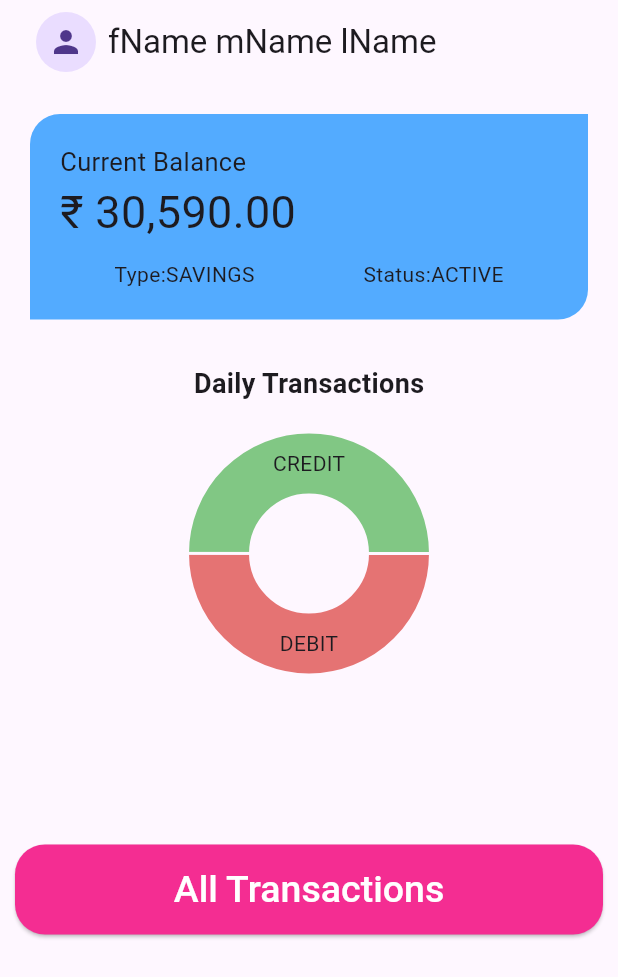
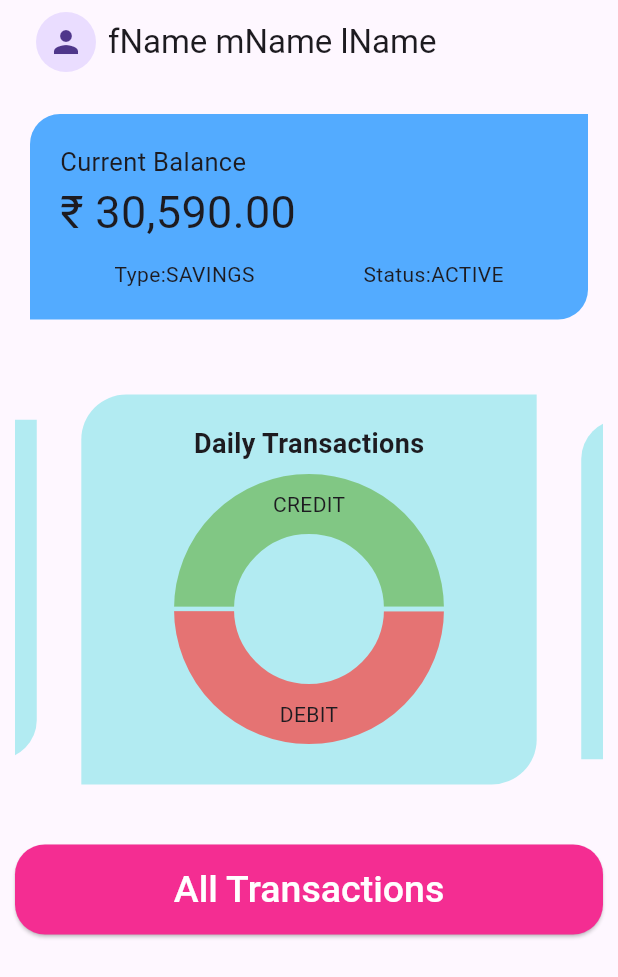
Before and after one commit to AnandhuA/TransactionsApp, a Flutter app: the HomeScreen screen opened directly, on a phone screen of 412 x 824 dp. Shown: the top 977 px of the screen. Run offline on Flutter 3.47's test engine with Material 3 defaults, Android fonts, the phone set to English and light mode, and no system bars; drawn by our look-alikes of carousel_slider, fl_chart; our stand-ins replace firebase_auth, firebase_core, flutter_bloc, lottie, shimmer; accounts and stored records are empty.

Commit message:
chart CarouselSlider added

```diff
--- a/lib/data/bloc/featch_details/featch_details_bloc.dart
+++ b/lib/data/bloc/featch_details/featch_details_bloc.dart
@@ -80,13 +80,13 @@ class FeatchDetailsBloc extends Bloc<FeatchDetailsEvent, FeatchDetailsState> {
             value: totalMonthlyDebitAmount /
                 (totalMonthlyDebitAmount + totalMonthlyCreditAmount),
             title: 'DEBIT',
-            color: Colors.red.shade300,
+            color: Colors.deepOrangeAccent,
           ),
           PieChartSectionData(
             value: totalMonthlyCreditAmount /
                 (totalMonthlyDebitAmount + totalMonthlyCreditAmount),
             title: 'CREDIT',
-            color: Colors.green.shade300,
+            color: Colors.purple.shade300,
           ),
         ];
 
@@ -114,13 +114,13 @@ class FeatchDetailsBloc extends Bloc<FeatchDetailsEvent, FeatchDetailsState> {
             value: totalYearlyDebitAmount /
                 (totalYearlyDebitAmount + totalYearlyCreditAmount),
             title: 'DEBIT',
-            color: Colors.red.shade300,
+            color: Colors.pink.shade300,
           ),
           PieChartSectionData(
             value: totalYearlyCreditAmount /
                 (totalYearlyDebitAmount + totalYearlyCreditAmount),
             title: 'CREDIT',
-            color: Colors.green.shade300,
+            color: Colors.blue.shade300,
           ),
         ];
 
@@ -132,7 +132,6 @@ class FeatchDetailsBloc extends Bloc<FeatchDetailsEvent, FeatchDetailsState> {
           monthlyPieChartSections: monthlyPieChartSections,
           yearlyPieChartSections: yearlyPieChartSections,
           totalAmount: totalAmount,
-
         ));
       } else {
         return emit(FeatchDetailsErrorState());
--- a/lib/main.dart
+++ b/lib/main.dart
@@ -4,8 +4,6 @@ import 'package:flutter_bloc/flutter_bloc.dart';
 import 'package:transaction_app/data/bloc/autentication/authentication_bloc.dart';
 import 'package:transaction_app/data/bloc/featch_details/featch_details_bloc.dart';
 import 'package:transaction_app/firebase_options.dart';
-import 'package:transaction_app/screens/home_screen.dart';
-
 import 'package:transaction_app/screens/intro_screen.dart';
 
 void main() async {
@@ -30,7 +28,7 @@ class MyApp extends StatelessWidget {
       ],
       child: const MaterialApp(
         debugShowCheckedModeBanner: false,
-        home: HomeScreen(),
+        home: IntroScreen(),
       ),
     );
   }
--- a/lib/screens/widgets/chart_widget.dart
+++ b/lib/screens/widgets/chart_widget.dart
@@ -3,9 +3,9 @@ import 'package:flutter/material.dart';
 import 'package:fl_chart/fl_chart.dart';
 
 class ChartWidget extends StatelessWidget {
-  final List<PieChartSectionData>  dailyPieChartSections;
-  final List<PieChartSectionData>  monthlyPieChartSections;
-  final List<PieChartSectionData>  yearlyPieChartSections;
+  final List<PieChartSectionData> dailyPieChartSections;
+  final List<PieChartSectionData> monthlyPieChartSections;
+  final List<PieChartSectionData> yearlyPieChartSections;
   const ChartWidget({
     super.key,
     required this.dailyPieChartSections,
@@ -19,15 +19,14 @@ class ChartWidget extends StatelessWidget {
       height: 300,
       child: CarouselSlider(
         options: CarouselOptions(
-          height: 300,
-          aspectRatio: 16 / 9,
+          height: 260,
           viewportFraction: 0.8,
           initialPage: 0,
           enableInfiniteScroll: true,
           reverse: false,
-          autoPlay: false,
-          autoPlayInterval: const Duration(seconds: 3),
-          autoPlayAnimationDuration: const Duration(milliseconds: 800),
+          autoPlay: true,
+          autoPlayInterval: const Duration(seconds: 4),
+          autoPlayAnimationDuration: const Duration(milliseconds: 1000),
           autoPlayCurve: Curves.fastOutSlowIn,
           enlargeCenterPage: true,
           scrollDirection: Axis.horizontal,
@@ -51,25 +50,40 @@ class ChartWidget extends StatelessWidget {
     );
   }
 
-  Widget _buildPieChart(List<PieChartSectionData> sections, String title) {
+  Widget _buildPieChart(
+    List<PieChartSectionData> sections,
+    String title,
+  ) {
     return Container(
-      width: 300,
+      padding: const EdgeInsets.all(20),
+      decoration: BoxDecoration(
+        color: Colors.cyan.shade100,
+        borderRadius: const BorderRadius.only(
+          topLeft: Radius.circular(30),
+          bottomRight: Radius.circular(30),
+        ),
+      ),
       child: Column(
         crossAxisAlignment: CrossAxisAlignment.center,
         children: [
           Text(
             '$title Transactions',
-            style: const TextStyle(fontSize: 18, fontWeight: FontWeight.bold),
+            style: const TextStyle(
+              fontSize: 18,
+              fontWeight: FontWeight.bold,
+            ),
           ),
-          SizedBox(
-            width: 250,
-            height: 200,
-            child: PieChart(
-              PieChartData(
-                sections: sections,
-                centerSpaceRadius: 40,
-                sectionsSpace: 2,
-                borderData: FlBorderData(show: false),
+          Flexible(
+            child: SizedBox(
+              width: 250,
+              height: 200,
+              child: PieChart(
+                PieChartData(
+                  sections: sections,
+                  centerSpaceRadius: 50,
+                  sectionsSpace: 3,
+                  borderData: FlBorderData(show: true),
+                ),
               ),
             ),
           ),
```
